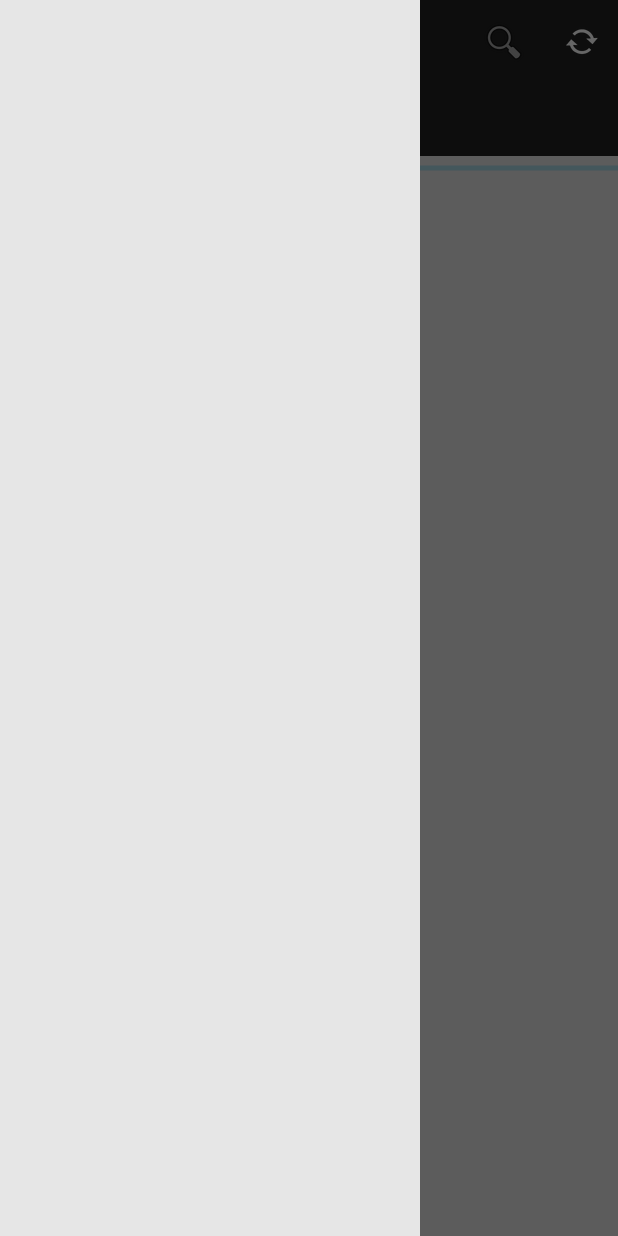
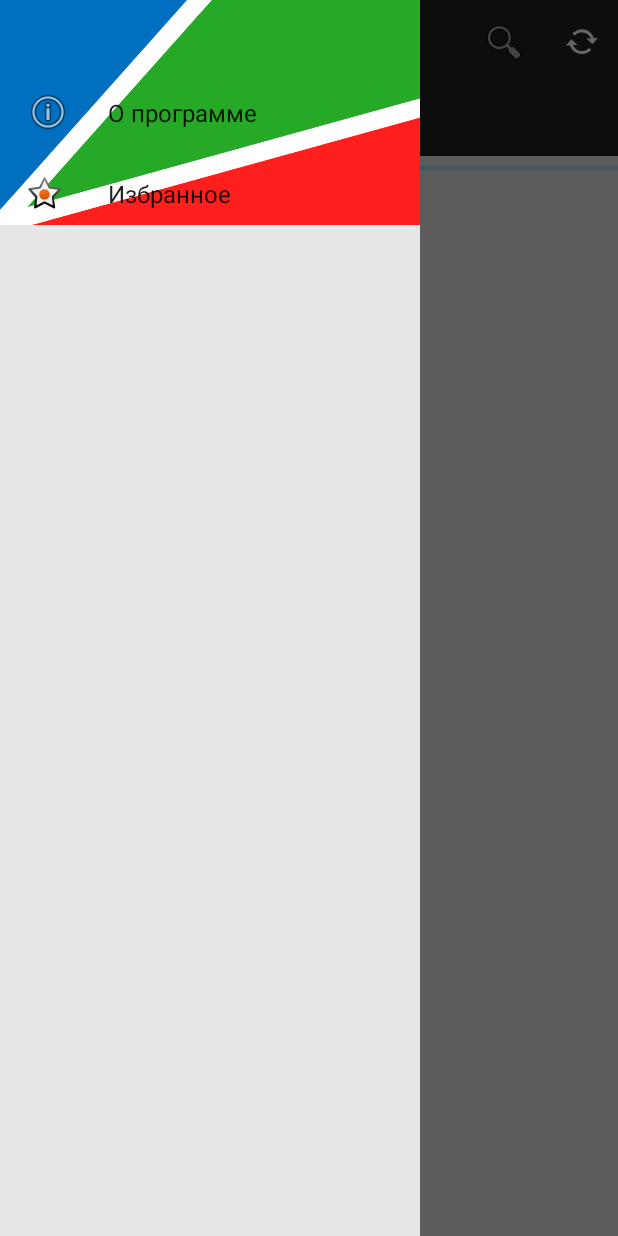
Before and after one commit to mrcartmanes/console_discounts, an Android app: the screen it shows after launch (MainActivity), with the side drawer open, on a phone screen of 412 x 824 dp. Run offline under Robolectric (Android 15) with nearby library versions, the phone set to English and light mode, and no system bars; our stand-ins replace androidx.preference; libraries missing offline, so code that uses them is left out: org.kodein.di; 10 statements that could not run were skipped.

Commit message:
Navigation drawer fragment

```diff
--- a/app/build.gradle
+++ b/app/build.gradle
@@ -31,8 +31,9 @@ android {
 dependencies {
     implementation project(':multiplatform')
     implementation fileTree(dir: 'libs', include: ['*.jar'])
-    implementation 'androidx.appcompat:appcompat:1.0.2'
-    implementation 'androidx.core:core-ktx:1.0.2'
+    implementation 'androidx.appcompat:appcompat:1.1.0'
+    implementation 'androidx.preference:preference:1.1.0'
+    implementation 'androidx.core:core-ktx:1.1.0'
     implementation 'androidx.constraintlayout:constraintlayout:1.1.3'
 
     implementation "org.kodein.di:kodein-di-erased-jvm:$kodein_version"
--- /dev/null
+++ b/app/src/main/java/com/consolediscounts/fragments/DrawerFragment.kt
@@ -0,0 +1,12 @@
+package com.consolediscounts.fragments
+
+import android.os.Bundle
+import androidx.preference.PreferenceFragmentCompat
+import com.consolediscounts.R
+
+class DrawerFragment : PreferenceFragmentCompat() {
+
+    override fun onCreatePreferences(savedInstanceState: Bundle?, rootKey: String?) {
+        setPreferencesFromResource(R.xml.nav_preferences, rootKey)
+    }
+}
--- a/app/src/main/res/layout/activity_main.xml
+++ b/app/src/main/res/layout/activity_main.xml
@@ -54,6 +54,15 @@
             android:layout_width="wrap_content"
             android:layout_height="match_parent"
             android:layout_gravity="start"
-            android:fitsSystemWindows="true" />
+            android:fitsSystemWindows="true"
+            app:headerLayout="@layout/nav_header">
+
+        <fragment
+                android:id="@+id/drawerFragment"
+                android:name="com.consolediscounts.fragments.DrawerFragment"
+                android:layout_width="match_parent"
+                android:layout_height="match_parent" />
+
+    </com.google.android.material.navigation.NavigationView>
 
 </androidx.drawerlayout.widget.DrawerLayout>
--- /dev/null
+++ b/app/src/main/res/layout/nav_header.xml
@@ -0,0 +1,14 @@
+<FrameLayout xmlns:android="http://schemas.android.com/apk/res/android"
+        android:id="@+id/navigation_header"
+        android:layout_width="match_parent"
+        android:layout_height="150dp"
+        android:theme="@style/ThemeOverlay.AppCompat.Dark">
+
+    <ImageView
+            android:id="@+id/headerImage"
+            android:layout_width="match_parent"
+            android:layout_height="match_parent"
+            android:scaleType="fitXY"
+            android:src="@drawable/nav_header" />
+
+</FrameLayout>
--- a/app/src/main/res/values/strings.xml
+++ b/app/src/main/res/values/strings.xml
@@ -7,4 +7,6 @@
     <string name="ok">OK</string>
     <string name="open_drawer">OPEN_DRAWER</string>
     <string name="close_drawer">CLOSE_DRAWER</string>
+    <string name="favorite">Избранное</string>
+    <string name="about">О программе</string>
 </resources>
--- /dev/null
+++ b/app/src/main/res/xml/nav_preferences.xml
@@ -0,0 +1,17 @@
+<?xml version="1.0" encoding="utf-8"?>
+<PreferenceScreen xmlns:android="http://schemas.android.com/apk/res/android"
+        xmlns:app="http://schemas.android.com/apk/res-auto">
+
+    <Preference android:layout="@layout/nav_header" />
+
+    <Preference
+            app:icon="@android:drawable/ic_menu_info_details"
+            app:key="about"
+            app:title="@string/about" />
+
+    <Preference
+            app:icon="@android:drawable/star_on"
+            app:key="favorite"
+            app:title="@string/favorite" />
+
+</PreferenceScreen>
```
Also changed, not shown: app/src/main/res/drawable/nav_header.png (added).
